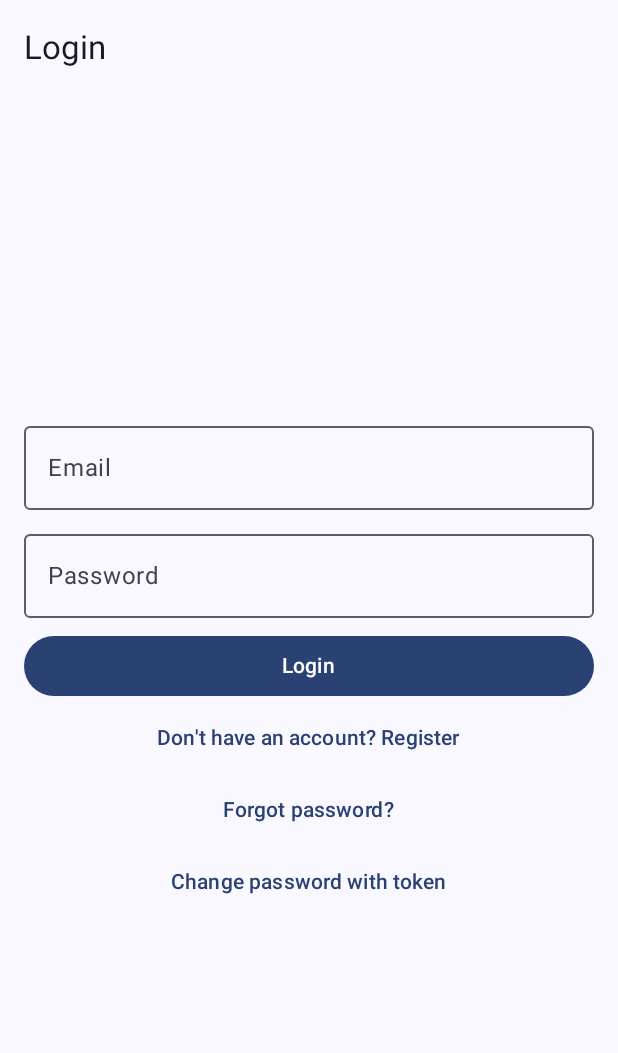
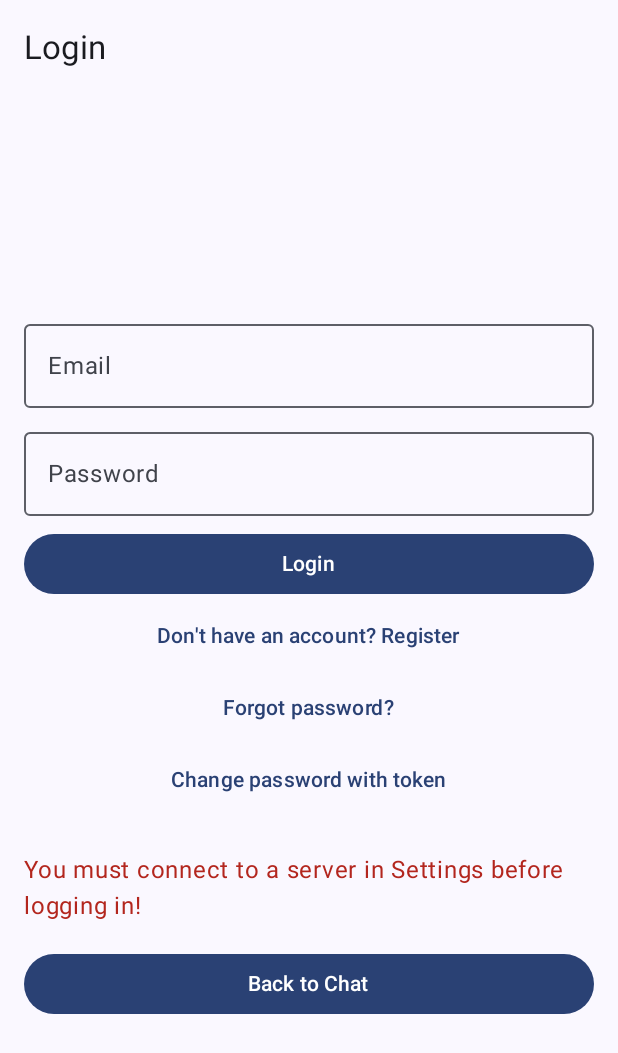
Before and after one commit to CallMeQan/Jarvis-Mobile-Compose, an Android app built with Jetpack Compose: the composable LoginScreen shown on its own in the app's theme, on a phone screen of 412 x 824 dp. Shown: the top 1053 px of the screen. Run offline under Robolectric (Android 15) with nearby library versions, the light colour scheme and no system bars; Roboto replaces fonts that are not available here; 2 statements that could not run were skipped.

Commit message:
Add server connection warning and back to chat button in LoginScreen

```diff
--- a/app/src/main/java/com/github/callmeqan/jarviscomposed/ui/screens/LoginScreen.kt
+++ b/app/src/main/java/com/github/callmeqan/jarviscomposed/ui/screens/LoginScreen.kt
@@ -213,6 +213,26 @@ fun LoginScreen(
                     modifier = Modifier.padding(top = 8.dp)
                 )
             }
+
+            // Show red warning if not connected to a server (url is blank or default)
+            if (viewModel.url.isBlank() || viewModel.url == "http://10.0.2.2:8000/") {
+                Text(
+                    text = "You must connect to a server in Settings before logging in!",
+                    color = MaterialTheme.colorScheme.error,
+                    modifier = Modifier.padding(top = 24.dp)
+                )
+            }
+
+            // Back to Chat button
+            if (true) {
+                Spacer(modifier = Modifier.height(16.dp))
+                Button(
+                    onClick = { navController.navigate("chat") },
+                    modifier = Modifier.fillMaxWidth()
+                ) {
+                    Text("Back to Chat")
+                }
+            }
         }
     }
 }
```
